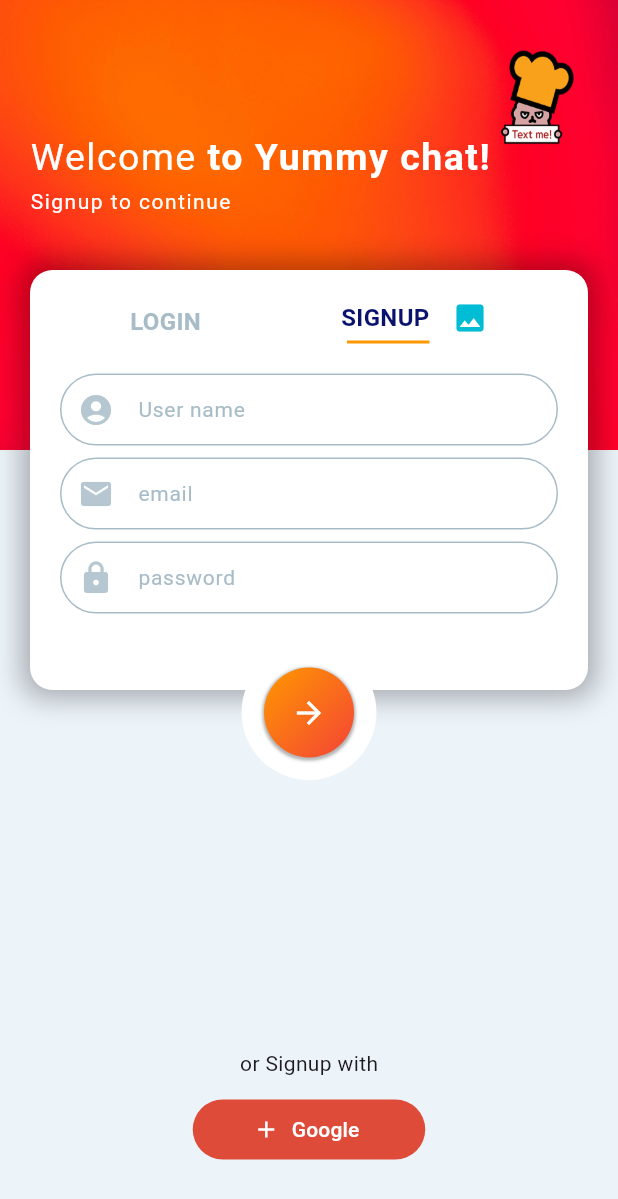
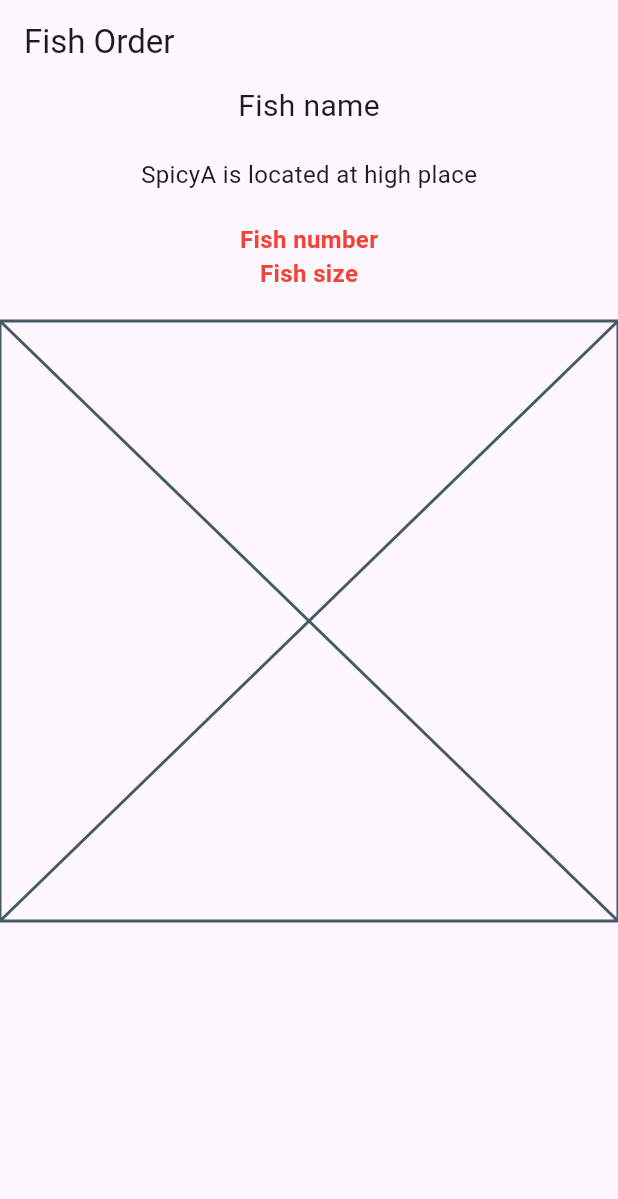
Before and after one commit to minchodang/flutter-ps, a Flutter app: the screen it shows after launch, on a phone screen of 412 x 824 dp. Shown: the top 1199 px of the screen. Run offline on Flutter 3.47's test engine with Material 3 defaults, Android fonts, the phone set to English and light mode, and no system bars; drawn by our look-alikes of modal_progress_hud_nsn; our stand-ins replace cloud_firestore, firebase_auth, firebase_core, flutter_chat_bubble, flutter_spinkit, flutter_svg and 4 more; accounts and stored records are empty.

```diff
--- a/lib/main.dart
+++ b/lib/main.dart
@@ -6,19 +6,8 @@ import 'package:flutter_application_1/screens/chat/chat_screen.dart';
 import 'package:flutter_application_1/screens/chat/main_screen.dart';
 
 void main() async {
-  WidgetsFlutterBinding.ensureInitialized();
-  await initializeDefault();
   runApp(MyApp());
 }
-
-Future<void> initializeDefault() async {
-  FirebaseApp app = await Firebase.initializeApp(
-    options: DefaultFirebaseOptions.currentPlatform,
-  );
-  print('intiallized default app $app');
-}
-
-final rootScaffoldKey = GlobalKey<ScaffoldMessengerState>();
 
 class MyApp extends StatelessWidget {
   const MyApp({Key? key}) : super(key: key);
@@ -26,18 +15,95 @@ class MyApp extends StatelessWidget {
   @override
   Widget build(BuildContext context) {
     return MaterialApp(
-      title: 'weather application',
-      scaffoldMessengerKey: rootScaffoldKey,
-      theme: ThemeData(primarySwatch: Colors.blue),
-      home: StreamBuilder(
-        stream: FirebaseAuth.instance.authStateChanges(),
-        builder: (context, snapshot) {
-          if (snapshot.hasData) {
-            return ChatScreen();
-          }
-          return LoginSignupScreen();
-        },
+      home: FishOrder(),
+    );
+  }
+}
+
+class FishOrder extends StatelessWidget {
+  const FishOrder({super.key});
+
+  @override
+  Widget build(BuildContext context) {
+    return Scaffold(
+      appBar: AppBar(
+        title: Text('Fish Order'),
+      ),
+      body: Center(
+        child: Column(
+          children: [
+            Text(
+              'Fish name',
+              style: TextStyle(fontSize: 20),
+            ),
+            SizedBox(
+              height: 20,
+            ),
+            High()
+          ],
+        ),
       ),
     );
   }
 }
+
+class High extends StatelessWidget {
+  const High({super.key});
+
+  @override
+  Widget build(BuildContext context) {
+    return Column(
+      children: [
+        Text(
+          'SpicyA is located at high place',
+          style: TextStyle(fontSize: 16),
+        ),
+        SizedBox(
+          height: 20,
+        ),
+        SpicyA()
+      ],
+    );
+  }
+}
+
+class SpicyA extends StatelessWidget {
+  const SpicyA({super.key});
+
+  @override
+  Widget build(BuildContext context) {
+    return Column(
+      children: [
+        Text(
+          'Fish number',
+          style: TextStyle(
+            fontSize: 16,
+            color: Colors.red,
+            fontWeight: FontWeight.bold,
+          ),
+        ),
+        Text(
+          'Fish size',
+          style: TextStyle(
+            fontSize: 16,
+            color: Colors.red,
+            fontWeight: FontWeight.bold,
+          ),
+        ),
+        SizedBox(
+          height: 20,
+        ),
+        Middle()
+      ],
+    );
+  }
+}
+
+class Middle extends StatelessWidget {
+  const Middle({super.key});
+
+  @override
+  Widget build(BuildContext context) {
+    return const Placeholder();
+  }
+}
--- /dev/null
+++ b/lib/provider/fish_model.dart
@@ -0,0 +1,7 @@
+class FishModel {
+  final String name;
+  final int number;
+  final String size;
+
+  FishModel({required this.name, required this.number, required this.size});
+}
--- a/pubspec.yaml
+++ b/pubspec.yaml
@@ -47,6 +47,7 @@ dependencies:
   cloud_firestore: ^4.13.6
   modal_progress_hud_nsn: ^0.4.0
   flutter_chat_bubble: ^2.0.2
+  provider: ^6.1.1
 
 dev_dependencies:
   flutter_test:
```
Also changed, not shown: pubspec.lock.
